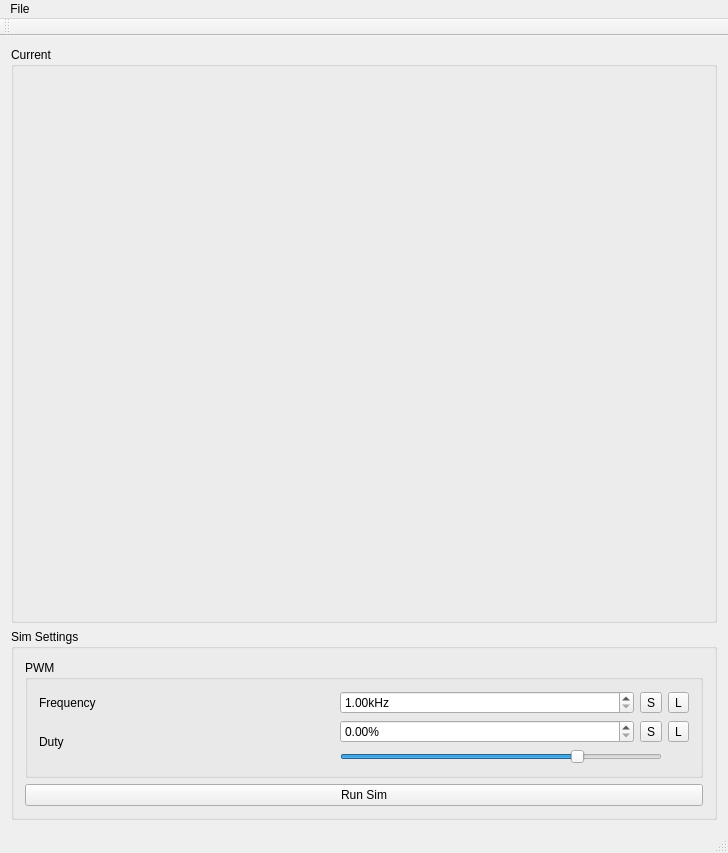
Before: the Qt Designer form mainwindow.ui in open-bldc/open-bldc-qsim, drawn with Qt 5.
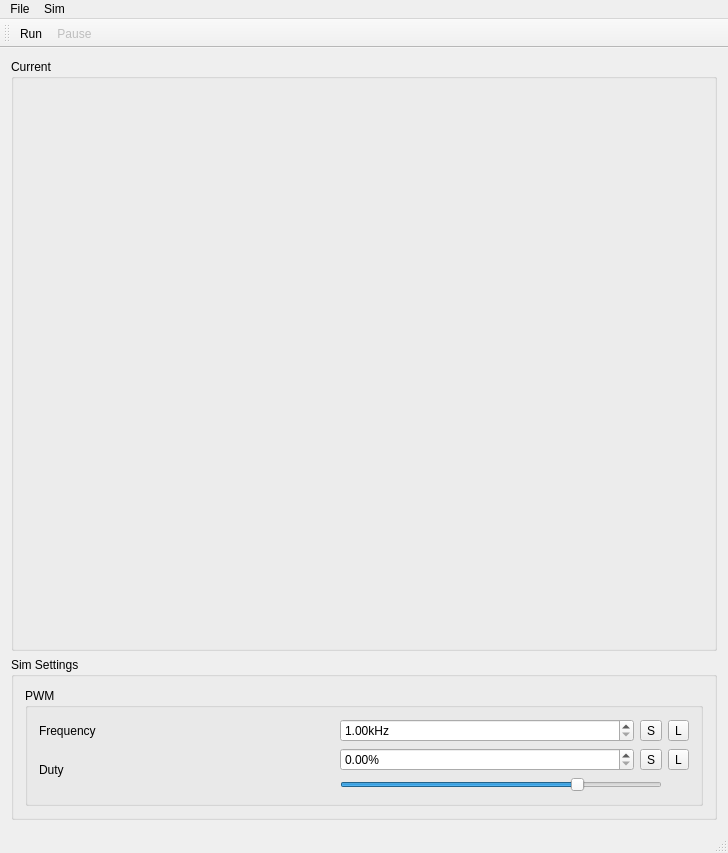
After: the same form once the commit is applied. Icons and pictures are not drawn. Custom widgets are drawn as their Qt base class.

Commit message: Converted run sim button to an action. Preparing for time control actions.

The edit to the form file:
```diff
--- a/mainwindow.ui
+++ b/mainwindow.ui
@@ -94,19 +94,6 @@
        <string>Sim Settings</string>
       </property>
       <layout class="QGridLayout" name="gridLayout_3">
-       <item row="1" column="0">
-        <widget class="QPushButton" name="runSimButton">
-         <property name="sizePolicy">
-          <sizepolicy hsizetype="Preferred" vsizetype="Fixed">
-           <horstretch>0</horstretch>
-           <verstretch>0</verstretch>
-          </sizepolicy>
-         </property>
-         <property name="text">
-          <string>Run Sim</string>
-         </property>
-        </widget>
-       </item>
        <item row="0" column="0">
         <widget class="QGroupBox" name="PWMSettingsGroupBox">
          <property name="sizePolicy">
@@ -241,7 +228,15 @@
     </property>
     <addaction name="actionOpen"/>
    </widget>
+   <widget class="QMenu" name="menuSim">
+    <property name="title">
+     <string>Sim</string>
+    </property>
+    <addaction name="actionRunSim"/>
+    <addaction name="actionPauseSim"/>
+   </widget>
    <addaction name="menuFile"/>
+   <addaction name="menuSim"/>
   </widget>
   <widget class="QToolBar" name="mainToolBar">
    <attribute name="toolBarArea">
@@ -250,6 +245,8 @@
    <attribute name="toolBarBreak">
     <bool>false</bool>
    </attribute>
+   <addaction name="actionRunSim"/>
+   <addaction name="actionPauseSim"/>
   </widget>
   <widget class="QStatusBar" name="statusBar"/>
   <action name="actionOpen">
@@ -257,6 +254,35 @@
     <string>Open</string>
    </property>
   </action>
+  <action name="actionRunSim">
+   <property name="icon">
+    <iconset resource="main.qrc">
+     <normaloff>:/icons/icons/run_sim_active.png</normaloff>
+     <disabledoff>:/icons/icons/run_sim_inactive.png</disabledoff>:/icons/icons/run_sim_active.png</iconset>
+   </property>
+   <property name="text">
+    <string>&amp;Run</string>
+   </property>
+   <property name="toolTip">
+    <string>Run Simulator</string>
+   </property>
+  </action>
+  <action name="actionPauseSim">
+   <property name="enabled">
+    <bool>false</bool>
+   </property>
+   <property name="icon">
+    <iconset resource="main.qrc">
+     <normaloff>:/icons/icons/pause_sim_active.png</normaloff>
+     <disabledoff>:/icons/icons/pause_sim_inactive.png</disabledoff>:/icons/icons/pause_sim_active.png</iconset>
+   </property>
+   <property name="text">
+    <string>Pause</string>
+   </property>
+   <property name="toolTip">
+    <string>Pause Simulator</string>
+   </property>
+  </action>
  </widget>
  <layoutdefault spacing="6" margin="11"/>
  <customwidgets>
```
Left out of the diff: 7 changed lines with no effect on the pictures. The commit also changes 12 other files.
